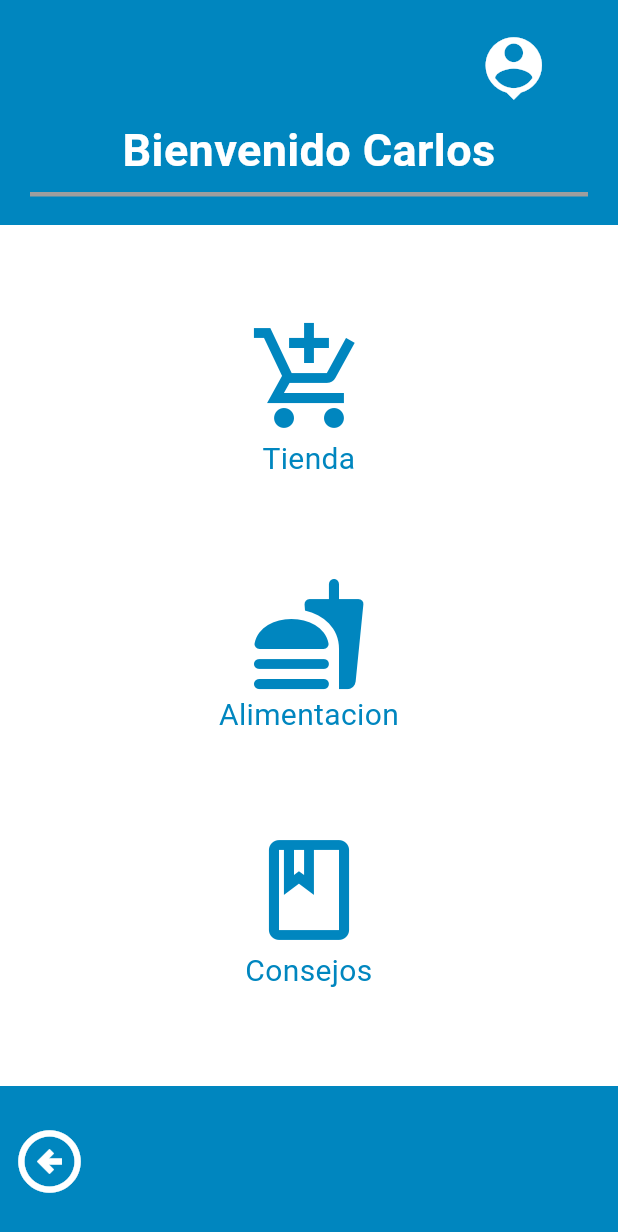
After one commit to TechTeam-FastGym/FastGym-Mobile, a Flutter app: the menu screen opened directly, on a phone screen of 412 x 824 dp. The commit adds this screen. Shown: the top 1232 px of the screen. Run offline on Flutter 3.47's test engine with Material 3 defaults, Android fonts, the phone set to English and light mode, and no system bars.

Commit message:
feat: Add MenuScreen and PlanScreen

```diff
--- /dev/null
+++ b/lib/ui/sceens/Home/menuScreen.dart
@@ -0,0 +1,142 @@
+import 'package:flutter/material.dart';
+
+class menu extends StatefulWidget {
+  const menu({super.key});
+
+  @override
+  State<menu> createState() => _menuState();
+}
+
+class _menuState extends State<menu> {
+  @override
+  Widget build(BuildContext context) {
+    return Scaffold(
+      backgroundColor: Colors.white,
+      body: SafeArea(
+          child: Center(
+              child: Column(
+                crossAxisAlignment: CrossAxisAlignment.center,
+                mainAxisAlignment: MainAxisAlignment.spaceBetween,
+                children: [
+
+                  Container(
+                    color: Color(0xFF0086BF),
+                    width: double.infinity,
+                    height: 150,
+                    child: Center(child: Column(
+
+                      mainAxisAlignment: MainAxisAlignment.center,
+
+                      children: [
+
+                        Row(
+                          mainAxisAlignment: MainAxisAlignment.spaceAround,
+
+                          children: [
+
+                            SizedBox(
+                              width: 200,
+                            ),
+
+                            IconButton(
+                              onPressed: () {
+                              },
+                              icon: Icon(
+                                Icons.person_pin,
+                                size: 50,
+                                color: Colors.white,
+                              ),
+                            ),
+                          ],
+                        ),
+
+                        Text('Bienvenido Carlos',
+                          style: TextStyle(
+                            color: Colors.white,
+                            fontSize: 30,
+                            fontWeight: FontWeight.bold,
+                          ),
+                          textAlign: TextAlign.center,
+                        ),
+
+                        Divider(
+                          color: Colors.grey,
+                          thickness: 3,
+                          indent: 20,
+                          endIndent: 20,
+                        ),
+                      ],
+
+                    )),
+                  ),
+
+                  Column(
+                    children: [
+                      Icon(Icons.add_shopping_cart_sharp,
+                          size: 80,
+                          color: Color(0xFF0086BF)),
+                      Text('Tienda',
+                        style: TextStyle(
+                          color: Color(0xFF0086BF),
+                          fontSize: 20,
+                        ),
+                        textAlign: TextAlign.center,
+                      ),
+                    ],
+                  ),
+
+                  Column(
+                    children: [
+                      Icon(Icons.fastfood_rounded,
+                          size: 80,
+                          color: Color(0xFF0086BF)),
+                      Text('Alimentacion',
+                        style: TextStyle(
+                          color: Color(0xFF0086BF),
+                          fontSize: 20,
+                        ),
+                        textAlign: TextAlign.center,
+                      ),
+                    ],
+                  ),
+
+                  Column(
+                    children: [
+                      Icon(Icons.book_outlined,
+                          size: 80,
+                          color: Color(0xFF0086BF)),
+                      Text('Consejos',
+                        style: TextStyle(
+                          color: Color(0xFF0086BF),
+                          fontSize: 20,
+                        ),
+                        textAlign: TextAlign.center,
+                      ),
+                    ],
+                  ),
+
+                  Container(
+                    width: double.infinity,
+                    height: 100,
+                    color: Color(0xFF0086BF),
+                    child: Align(
+                      alignment: Alignment.centerLeft,
+                      child: IconButton(
+                        onPressed: () {
+                          Navigator.pop(context);
+                        },
+                        icon: Icon(
+                          Icons.arrow_circle_left_outlined,
+                          size: 50,
+                          color: Colors.white,
+                        ),
+                      ),
+                    ),
+                  ),
+                ],
+              )
+          )
+      ),
+    );
+  }
+}
```
Also changed, not shown: lib/ui/sceens/Home/homeScreen.dart (+34 -39 lines), lib/ui/sceens/Home/planScreen.dart (added, +131 -0 lines), assets/image/Fat.jpg (added), assets/image/Flaco.jpg (added), assets/image/Medium.jpg (added), lib/generated/assets.dart (added), pubspec.lock.
